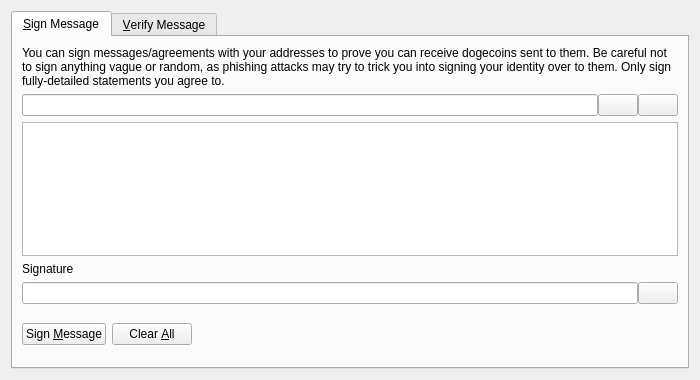
This is src/qt/forms/signverifymessagedialog.ui in dogecoin/dogecoin as Qt 5 draws it before an edit. The edited form follows.
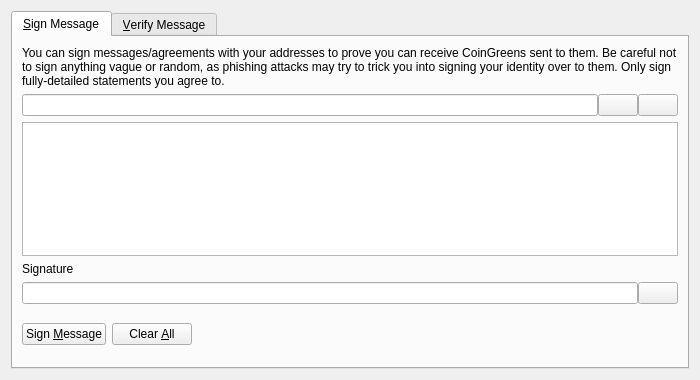
This is the edited form. Icons and pictures are not drawn. Custom widgets are drawn as their Qt base class.

Commit message: More dogecoin->coingreen

```diff
--- a/src/qt/forms/signverifymessagedialog.ui
+++ b/src/qt/forms/signverifymessagedialog.ui
@@ -30,7 +30,7 @@
        <item>
         <widget class="QLabel" name="infoLabel_SM">
          <property name="text">
-          <string>You can sign messages/agreements with your addresses to prove you can receive dogecoins sent to them. Be careful not to sign anything vague or random, as phishing attacks may try to trick you into signing your identity over to them. Only sign fully-detailed statements you agree to.</string>
+          <string>You can sign messages/agreements with your addresses to prove you can receive CoinGreens sent to them. Be careful not to sign anything vague or random, as phishing attacks may try to trick you into signing your identity over to them. Only sign fully-detailed statements you agree to.</string>
          </property>
          <property name="textFormat">
           <enum>Qt::PlainText</enum>
```
Left out of the diff: 8 changed lines with no effect on the pictures. The commit also changes 7 other files.
